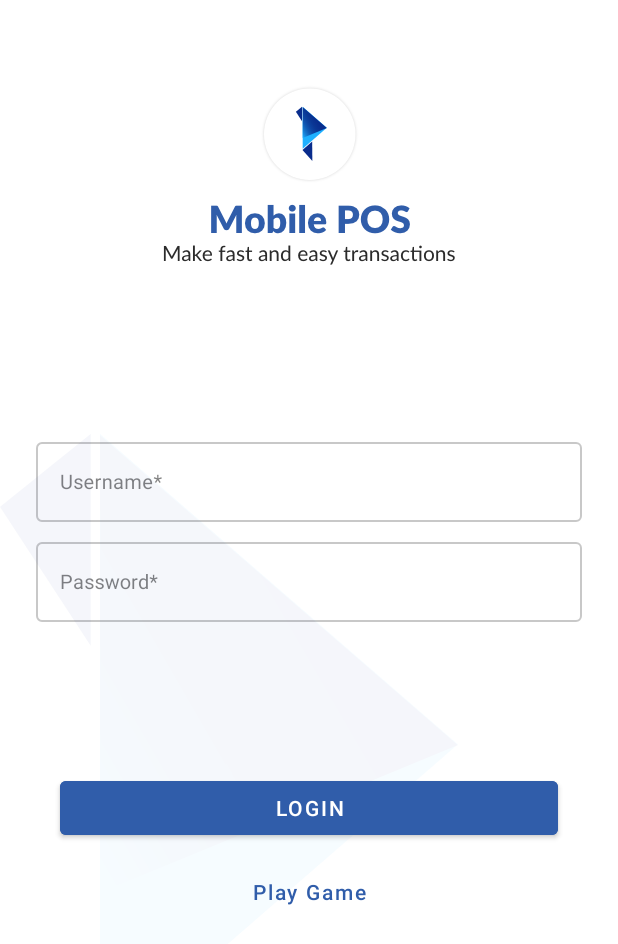
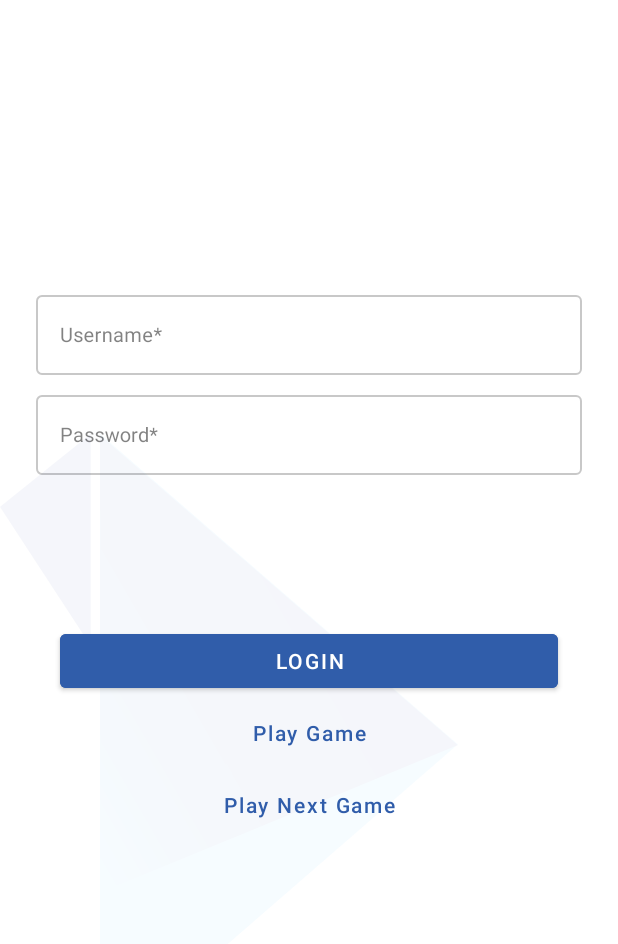
Before and after one commit to akstevx/View-Binding-App, an Android app: the fragment BlankFragment3 placed in its activity, on a phone screen of 412 x 824 dp. Shown: the top 944 px of the screen. Run offline under Robolectric (Android 15) with nearby library versions, the phone set to English and light mode, and no system bars; our stand-ins replace Timber, data binding; libraries missing offline, so code that uses them is left out: com.jakewharton.retrofit2, com.ncapdevi.fragnav, dmax.dialog; 4 statements that could not run were skipped.

Commit message:
View Binding App init

```diff
--- a/app/src/main/java/com/qucoon/viewbindingapp/viewmodel/BindingViewModel.kt
+++ b/app/src/main/java/com/qucoon/viewbindingapp/viewmodel/BindingViewModel.kt
@@ -9,6 +9,7 @@ class BindingViewModel: BaseViewModel()  {
     val nameListener =  SingleLiveEvent<String>()
     val userNameListener =  SingleLiveEvent<String>()
     val gameListener =  SingleLiveEvent<String>()
+    val moveToNextGameListener =  SingleLiveEvent<String>()
     val lengthOfThoughtsListener = SingleLiveEvent<String>()
     val clearListener =  SingleLiveEvent<String>()
 
@@ -70,4 +71,8 @@ class BindingViewModel: BaseViewModel()  {
         } else gameListener.value = ""
     }
 
+    fun moveToNextGame(){
+        moveToNextGameListener.value = "move"
+    }
+
 }
--- a/app/src/main/res/layout/fragment_blank3.xml
+++ b/app/src/main/res/layout/fragment_blank3.xml
@@ -8,6 +8,7 @@
             type="com.qucoon.viewbindingapp.viewmodel.BindingViewModel" />
 
     </data>
+
     <androidx.constraintlayout.widget.ConstraintLayout
         android:layout_width="match_parent"
         android:layout_height="match_parent"
@@ -49,8 +50,8 @@
             app:layout_constraintBottom_toBottomOf="parent"
             app:layout_constraintEnd_toEndOf="parent"
             app:layout_constraintStart_toStartOf="parent"
-            app:layout_constraintTop_toBottomOf="@+id/imageView"
-            app:layout_constraintVertical_bias="0.19">
+            app:layout_constraintTop_toTopOf="parent"
+            app:layout_constraintVertical_bias="0.25">
 
             <com.google.android.material.textfield.TextInputEditText
                 android:id="@+id/etUsername"
@@ -63,23 +64,13 @@
         </com.google.android.material.textfield.TextInputLayout>
 
         <ImageView
-            android:id="@+id/imageView"
-            android:layout_width="wrap_content"
-            android:layout_height="wrap_content"
-            android:layout_marginTop="56dp"
-            android:src="@drawable/logo"
-            app:layout_constraintEnd_toEndOf="parent"
-            app:layout_constraintStart_toStartOf="parent"
-            app:layout_constraintTop_toTopOf="parent" />
-
-        <ImageView
             android:id="@+id/imageView2"
             android:layout_width="wrap_content"
             android:layout_height="wrap_content"
             android:src="@drawable/background"
             app:layout_constraintBottom_toBottomOf="parent"
             app:layout_constraintStart_toStartOf="parent"
-            app:layout_constraintTop_toBottomOf="@+id/imageView"
+            app:layout_constraintTop_toTopOf="parent"
             app:layout_constraintVertical_bias="1.0" />
 
         <com.google.android.material.button.MaterialButton
@@ -100,15 +91,28 @@
             android:id="@+id/btnCancel"
             android:layout_width="0dp"
             android:layout_height="wrap_content"
-            android:layout_marginTop="8dp"
             android:background="@color/space_transparent"
             android:elevation="0dp"
+            android:onClick="@{()-> bindingViewModel.moveToGame(etUsername.getText().toString(), etPassword.getText().toString())}"
             android:text="Play Game"
-            android:onClick="@{()-> bindingViewModel.moveToGame(etUsername.getText().toString(), etPassword.getText().toString())}"
             android:textAllCaps="false"
             android:textColor="#305DAA"
             app:layout_constraintEnd_toEndOf="@+id/btnLogin"
             app:layout_constraintStart_toStartOf="@+id/btnLogin"
             app:layout_constraintTop_toBottomOf="@+id/btnLogin" />
+
+        <Button
+            android:id="@+id/btnCancel2"
+            android:layout_width="0dp"
+            android:layout_height="wrap_content"
+            android:background="@color/space_transparent"
+            android:elevation="0dp"
+            android:onClick="@{()-> bindingViewModel.moveToNextGame()}"
+            android:text="Play Next Game"
+            android:textAllCaps="false"
+            android:textColor="#305DAA"
+            app:layout_constraintEnd_toEndOf="@+id/btnCancel"
+            app:layout_constraintStart_toStartOf="@+id/btnCancel"
+            app:layout_constraintTop_toBottomOf="@+id/btnCancel" />
     </androidx.constraintlayout.widget.ConstraintLayout>
 </layout>
```
Also changed, not shown: app/src/main/java/com/qucoon/viewbindingapp/views/BlankFragment3.kt (+6 -3 lines), app/src/main/res/layout/fragment_blank.xml (+6 -16 lines), app/src/main/res/layout/fragment_blank2.xml (+4 -13 lines), app/src/main/res/layout/fragment_view_binding.xml (deleted, +0 -88 lines), app/src/main/res/drawable-hdpi/logo.png (deleted), app/src/main/res/drawable-ldpi/logo.png (deleted), app/src/main/res/drawable-mdpi/logo.png (deleted), app/src/main/res/drawable-xhdpi/logo.png (deleted), app/src/main/res/drawable-xxhdpi/logo.png (deleted), app/src/main/res/drawable-xxxhdpi/logo.png (deleted).
